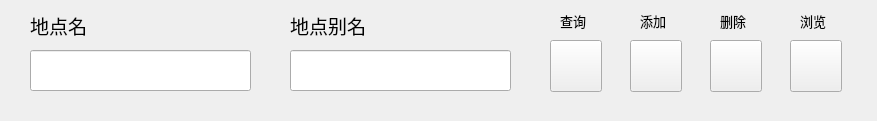
This is poswidget.ui in skleaves/CampusNav as Qt 5 draws it before an edit. The edited form follows.
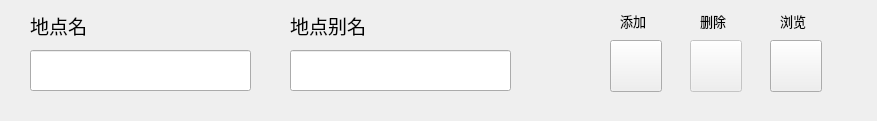
This is the edited form.

```diff
--- a/poswidget.ui
+++ b/poswidget.ui
@@ -70,7 +70,7 @@
   <widget class="QPushButton" name="pushBtnAdd">
    <property name="geometry">
     <rect>
-     <x>630</x>
+     <x>610</x>
      <y>40</y>
      <width>52</width>
      <height>52</height>
@@ -81,9 +81,12 @@
    </property>
   </widget>
   <widget class="QPushButton" name="pushBtnDel">
+   <property name="enabled">
+    <bool>false</bool>
+   </property>
    <property name="geometry">
     <rect>
-     <x>710</x>
+     <x>690</x>
      <y>40</y>
      <width>52</width>
      <height>52</height>
@@ -96,7 +99,7 @@
   <widget class="QLabel" name="label_3">
    <property name="geometry">
     <rect>
-     <x>640</x>
+     <x>620</x>
      <y>10</y>
      <width>41</width>
      <height>21</height>
@@ -115,7 +118,7 @@
   <widget class="QLabel" name="label_4">
    <property name="geometry">
     <rect>
-     <x>720</x>
+     <x>700</x>
      <y>10</y>
      <width>41</width>
      <height>21</height>
@@ -131,42 +134,10 @@
     <string>删除</string>
    </property>
   </widget>
-  <widget class="QPushButton" name="pushBtnGo">
-   <property name="geometry">
-    <rect>
-     <x>550</x>
-     <y>40</y>
-     <width>52</width>
-     <height>52</height>
-    </rect>
-   </property>
-   <property name="text">
-    <string/>
-   </property>
-  </widget>
-  <widget class="QLabel" name="label_5">
-   <property name="geometry">
-    <rect>
-     <x>550</x>
-     <y>10</y>
-     <width>41</width>
-     <height>21</height>
-    </rect>
-   </property>
-   <property name="font">
-    <font>
-     <family>方正标雅宋_GBK</family>
-     <pointsize>10</pointsize>
-    </font>
-   </property>
-   <property name="text">
-    <string/>
-   </property>
-  </widget>
   <widget class="QPushButton" name="pushBtnEdit">
    <property name="geometry">
     <rect>
-     <x>790</x>
+     <x>770</x>
      <y>40</y>
      <width>52</width>
      <height>52</height>
@@ -179,7 +150,7 @@
   <widget class="QLabel" name="label_6">
    <property name="geometry">
     <rect>
-     <x>800</x>
+     <x>780</x>
      <y>10</y>
      <width>41</width>
      <height>21</height>
@@ -195,25 +166,6 @@
     <string>浏览</string>
    </property>
   </widget>
-  <widget class="QLabel" name="label_7">
-   <property name="geometry">
-    <rect>
-     <x>560</x>
-     <y>10</y>
-     <width>41</width>
-     <height>21</height>
-    </rect>
-   </property>
-   <property name="font">
-    <font>
-     <family>幼圆</family>
-     <pointsize>10</pointsize>
-    </font>
-   </property>
-   <property name="text">
-    <string>查询</string>
-   </property>
-  </widget>
   <widget class="QLineEdit" name="line1st">
    <property name="geometry">
     <rect>
```
